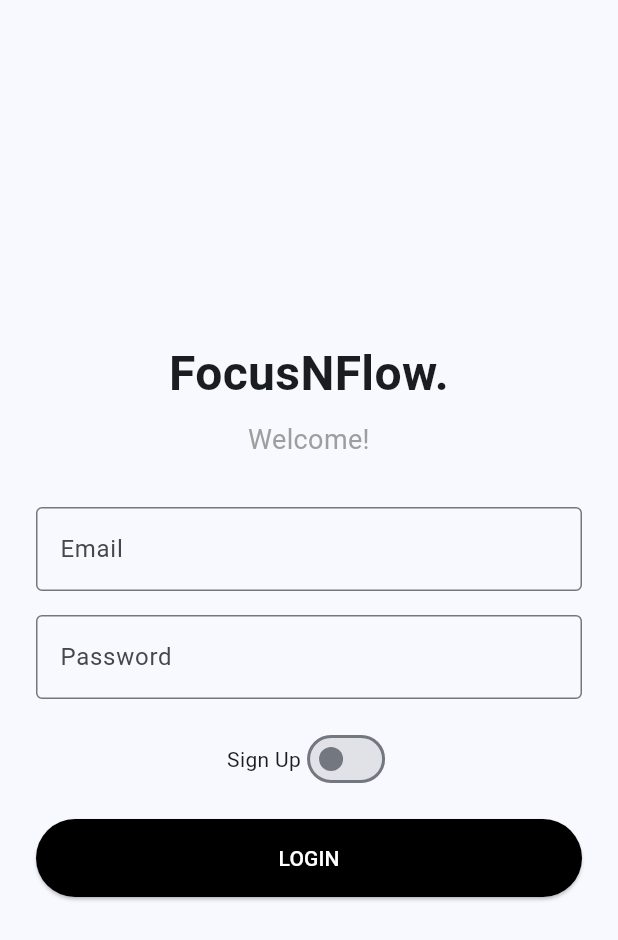
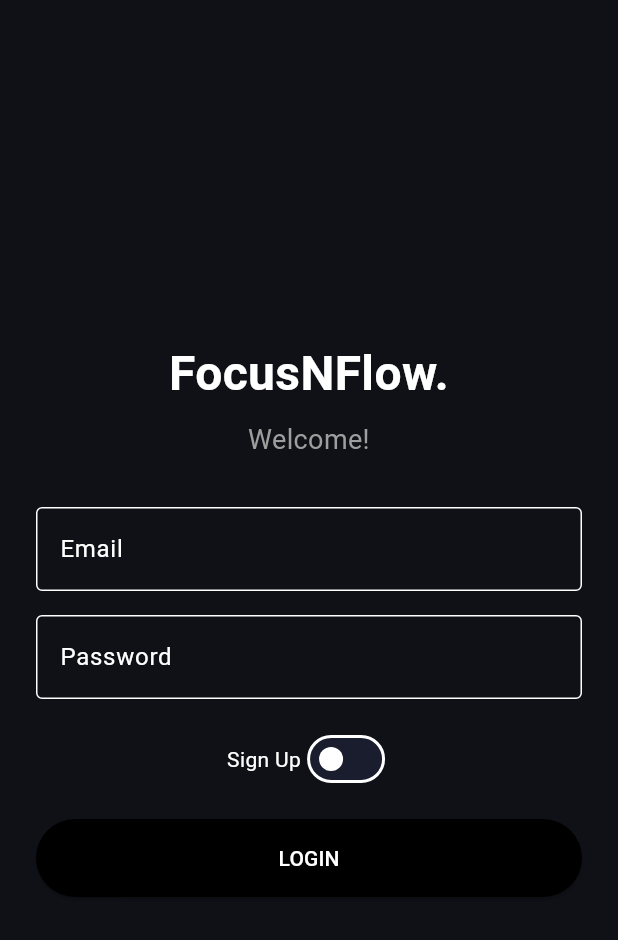
Before and after one commit to Uvvi2004/focusnflow, a Flutter app: the screen it shows after launch, on a phone screen of 412 x 824 dp. Shown: the top 940 px of the screen. Run offline on Flutter 3.47's test engine with Material 3 defaults, Android fonts, the phone set to English and light mode, and no system bars; our stand-ins replace cloud_firestore, firebase_auth, firebase_core; accounts and stored records are empty.

Commit message:
Dark theme applied

```diff
--- a/lib/main.dart
+++ b/lib/main.dart
@@ -20,8 +20,15 @@ class MyApp extends StatelessWidget {
       title: 'FocusNFlow',
       debugShowCheckedModeBanner: false,
       theme: ThemeData(
-        colorScheme: ColorScheme.fromSeed(seedColor: Colors.blue),
+        brightness: Brightness.dark,
+        scaffoldBackgroundColor: const Color(0xFF0F1117),
+        colorScheme: ColorScheme.dark(
+          primary: const Color(0xFF4F8EF7),
+          secondary: const Color(0xFF4F8EF7),
+          surface: const Color(0xFF1A1D2E),
+        ),
         useMaterial3: true,
+        fontFamily: 'Roboto',
       ),
       home: const LoginScreen(),
     );
```
